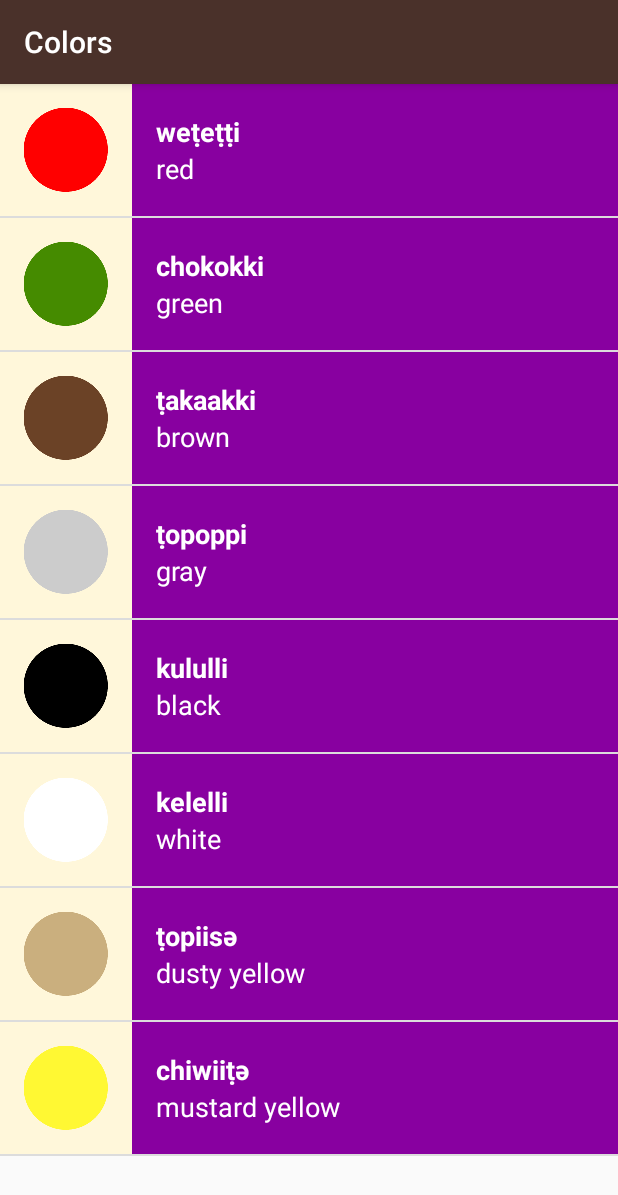
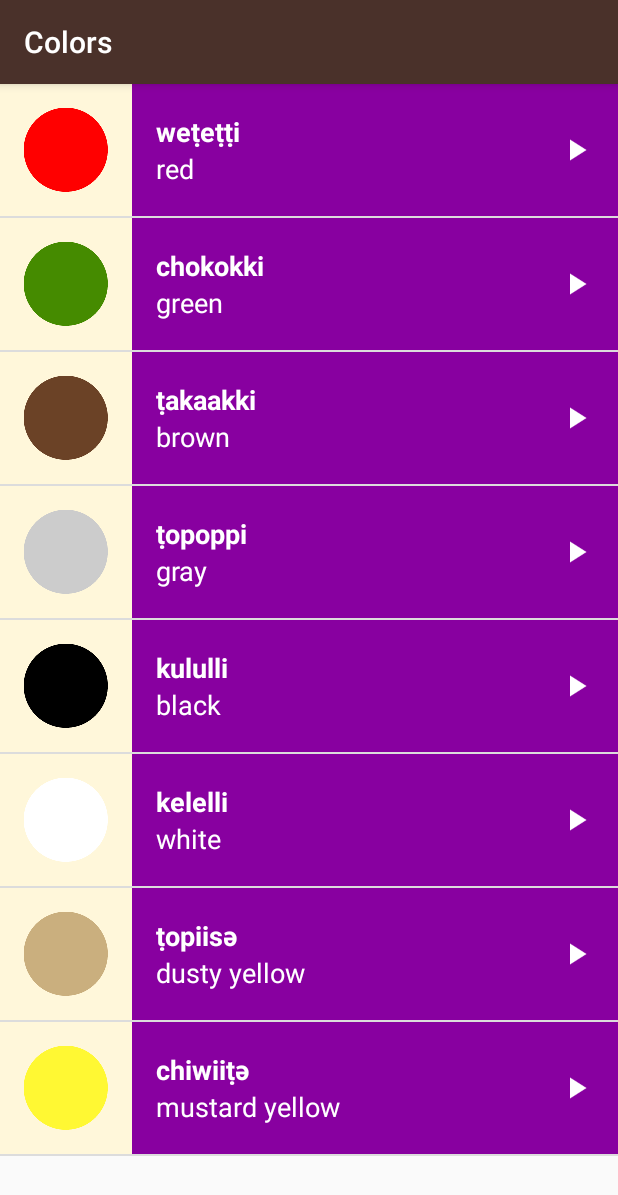
Before and after one commit to ydxb7/Miwok, an Android app: the ColorsActivity screen opened directly, with no data from a screen before it, on a phone screen of 412 x 824 dp. Shown: the top 1195 px of the screen. Run offline under Robolectric (Android 15) with nearby library versions, the phone set to English and light mode, and no system bars.

Commit message:
按键效果

```diff
--- a/app/src/main/res/layout/list_item.xml
+++ b/app/src/main/res/layout/list_item.xml
@@ -1,10 +1,8 @@
 <?xml version="1.0" encoding="utf-8"?>
-<LinearLayout xmlns:android="http://schemas.android.com/apk/res/android"
+<RelativeLayout xmlns:android="http://schemas.android.com/apk/res/android"
     xmlns:tools="http://schemas.android.com/tools"
     android:layout_width="match_parent"
-    android:layout_height="wrap_content"
-    android:minHeight="@dimen/list_item_height"
-    android:orientation="horizontal"
+    android:layout_height="@dimen/list_item_height"
     android:background="@color/tan_background">
 
     <ImageView
@@ -16,7 +14,11 @@
     <LinearLayout
         android:id="@+id/text_container"
         android:layout_width="match_parent"
-        android:layout_height="match_parent"
+        android:layout_height="@dimen/list_item_height"
+        android:layout_alignParentBottom="true"
+        android:layout_alignParentRight="true"
+        android:layout_alignParentTop="true"
+        android:layout_toRightOf="@id/list_item_icon"
         android:orientation="vertical"
         android:paddingLeft="16dp">
 
@@ -43,4 +45,12 @@
 
     </LinearLayout>
 
-</LinearLayout>
+    <ImageView
+        android:layout_width="24dp"
+        android:layout_height="24dp"
+        android:layout_alignParentRight="true"
+        android:layout_centerVertical="true"
+        android:layout_marginRight="16dp"
+        android:src="@drawable/ic_play_arrow_white_36dp"/>
+
+</RelativeLayout>
--- a/app/src/main/res/layout/word_list.xml
+++ b/app/src/main/res/layout/word_list.xml
@@ -6,4 +6,5 @@
     android:orientation="vertical"
     android:layout_width="match_parent"
     android:layout_height="match_parent"
+    android:drawSelectorOnTop="true"
     tools:context="ai.tomorrow.miwok.NumbersActivity"/>
```
Also changed, not shown: app/src/main/res/layout/activity_main.xml (+29 -9 lines), app/src/main/res/drawable-hdpi/ic_play_arrow_white_36dp.png (added), app/src/main/res/drawable-mdpi/ic_play_arrow_white_36dp.png (added), app/src/main/res/drawable-xhdpi/ic_play_arrow_white_36dp.png (added), app/src/main/res/drawable-xxhdpi/ic_play_arrow_white_36dp.png (added), app/src/main/res/drawable-xxxhdpi/ic_play_arrow_white_36dp.png (added).
